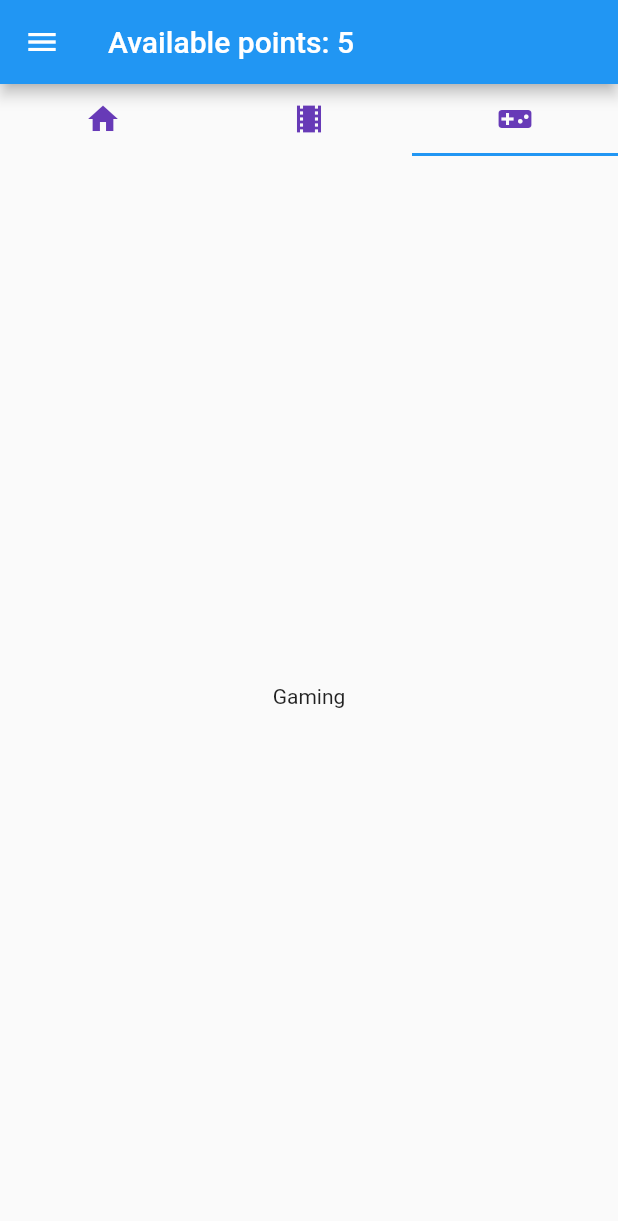
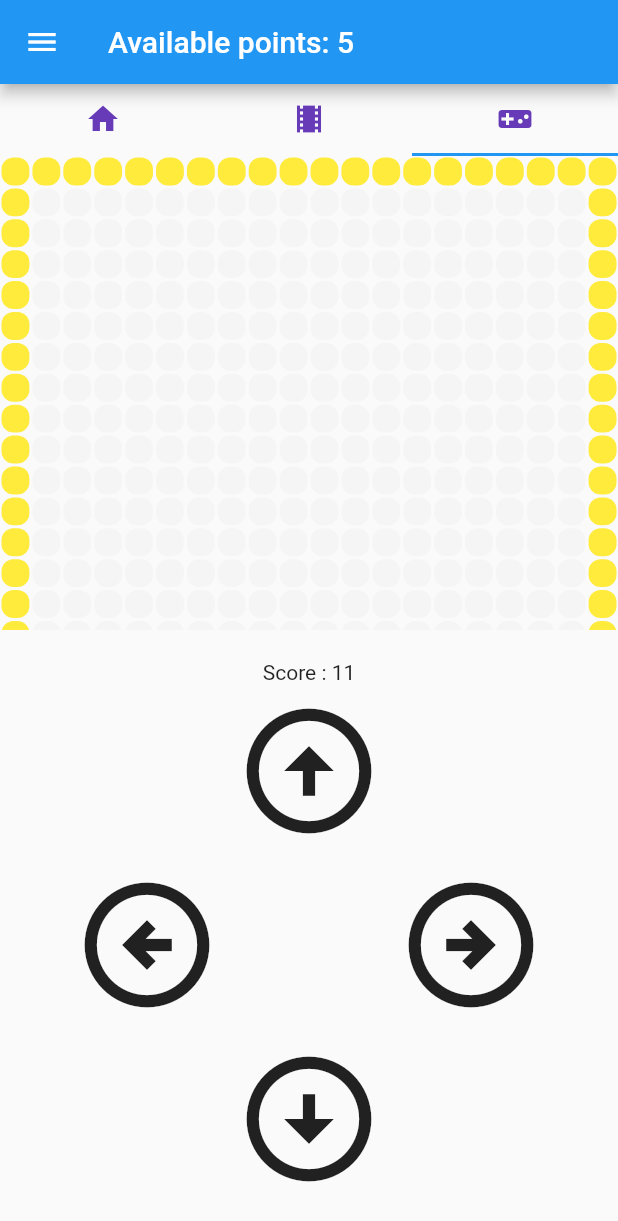
Before and after one commit to rishi-ravikumar/GUH-2023, a Flutter app: the screen it shows after launch, tab 3 chosen, on a phone screen of 412 x 824 dp. Shown: the top 1221 px of the screen. Run offline on Flutter 3.47's test engine with Material 2 defaults, Android fonts, the light colour scheme and no system bars; our stand-ins replace rflutter_alert, youtube_player_flutter; statements that could not run were skipped.

Commit message:
Game added

```diff
--- a/guh2023/lib/homepage.dart
+++ b/guh2023/lib/homepage.dart
@@ -3,6 +3,7 @@ import 'quizbrain.dart';
 import 'package:rflutter_alert/rflutter_alert.dart';
 import 'navbar.dart';
 import 'globals.dart';
+import 'snakegame.dart';
 
 String titletxt = "Available points: " + points.toString();
 
@@ -37,7 +38,7 @@ class HomePage extends StatelessWidget {
                 ),
                 Container(
                   child: Center(
-                    child: Text('Gaming'),
+                    child: SnakeGamePage(),
                   ),
                 ),
               ]))
--- /dev/null
+++ b/guh2023/lib/snakegame.dart
@@ -0,0 +1,214 @@
+import 'dart:async';
+import 'dart:math';
+
+import 'package:flutter/material.dart';
+
+class SnakeGamePage extends StatefulWidget {
+  const SnakeGamePage({super.key});
+
+  @override
+  State<SnakeGamePage> createState() => _SnakeGamePageState();
+}
+
+enum Direction { up, down, left, right }
+
+class _SnakeGamePageState extends State<SnakeGamePage> {
+  int row = 20, column = 20;
+  List<int> borderList = [];
+  List<int> snakePosition = [];
+  int snakeHead = 0;
+  int score = 11;
+  late Direction direction;
+  late int foodPoistion;
+
+  @override
+  void initState() {
+    startGame();
+    super.initState();
+  }
+
+  void startGame() {
+    makeBorder();
+    generateFood();
+    direction = Direction.right;
+    snakePosition = [45, 44, 43];
+    snakeHead = snakePosition.first;
+    Timer.periodic(const Duration(milliseconds: 300), (timer) {
+      updateSnake();
+      if (checkCollision()) {
+        timer.cancel();
+        showGameOverDialog();
+      }
+    });
+  }
+
+  void showGameOverDialog() {
+    showDialog(
+      context: context,
+      barrierDismissible: false,
+      builder: (context) {
+        return AlertDialog(
+          title: const Text("Game Over"),
+          content: const Text("Your snake collided!"),
+          actions: [
+            TextButton(
+                onPressed: () {
+                  Navigator.of(context).pop();
+                  startGame();
+                },
+                child: const Text("Restart"))
+          ],
+        );
+      },
+    );
+  }
+
+  bool checkCollision() {
+    //if snake collid with border
+    if (borderList.contains(snakeHead)) return true;
+    //if snake collid with itself
+    if (snakePosition.sublist(1).contains(snakeHead)) return true;
+    return false;
+  }
+
+  void generateFood() {
+    foodPoistion = Random().nextInt(row * column);
+    if (borderList.contains(foodPoistion)) {
+      generateFood();
+    }
+  }
+
+  void updateSnake() {
+    setState(() {
+      switch (direction) {
+        case Direction.up:
+          snakePosition.insert(0, snakeHead - column);
+          break;
+        case Direction.down:
+          snakePosition.insert(0, snakeHead + column);
+          break;
+        case Direction.right:
+          snakePosition.insert(0, snakeHead + 1);
+          break;
+        case Direction.left:
+          snakePosition.insert(0, snakeHead - 1);
+          break;
+      }
+    });
+
+    if (snakeHead == foodPoistion) {
+      score++;
+      generateFood();
+    } else {
+      snakePosition.removeLast();
+    }
+
+    snakeHead = snakePosition.first;
+  }
+
+  @override
+  Widget build(BuildContext context) {
+    return Scaffold(
+      body: Column(
+        children: [Expanded(child: _buildGameView()), _buildGameControls()],
+      ),
+    );
+  }
+
+  Widget _buildGameView() {
+    return GridView.builder(
+      gridDelegate:
+          SliverGridDelegateWithFixedCrossAxisCount(crossAxisCount: column),
+      itemBuilder: (context, index) {
+        return Container(
+          margin: const EdgeInsets.all(1),
+          decoration: BoxDecoration(
+              borderRadius: BorderRadius.circular(8),
+              color: fillBoxColor(index)),
+        );
+      },
+      itemCount: row * column,
+    );
+  }
+
+  Widget _buildGameControls() {
+    return Container(
+      padding: const EdgeInsets.all(20),
+      width: double.infinity,
+      child: Column(
+        mainAxisAlignment: MainAxisAlignment.center,
+        children: [
+          Text("Score : $score"),
+          IconButton(
+            onPressed: () {
+              if (direction != Direction.down) direction = Direction.up;
+            },
+            icon: const Icon(Icons.arrow_circle_up),
+            iconSize: 100,
+          ),
+          Row(
+            mainAxisAlignment: MainAxisAlignment.center,
+            children: [
+              IconButton(
+                onPressed: () {
+                  if (direction != Direction.right) direction = Direction.left;
+                },
+                icon: const Icon(Icons.arrow_circle_left_outlined),
+                iconSize: 100,
+              ),
+              const SizedBox(width: 100),
+              IconButton(
+                onPressed: () {
+                  if (direction != Direction.left) direction = Direction.right;
+                },
+                icon: const Icon(Icons.arrow_circle_right_outlined),
+                iconSize: 100,
+              ),
+            ],
+          ),
+          IconButton(
+            onPressed: () {
+              if (direction != Direction.up) direction = Direction.down;
+            },
+            icon: const Icon(Icons.arrow_circle_down_outlined),
+            iconSize: 100,
+          ),
+        ],
+      ),
+    );
+  }
+
+  Color fillBoxColor(int index) {
+    if (borderList.contains(index))
+      return Colors.yellow;
+    else {
+      if (snakePosition.contains(index)) {
+        if (snakeHead == index) {
+          return Colors.green;
+        } else {
+          return Colors.white.withOpacity(0.9);
+        }
+      } else {
+        if (index == foodPoistion) {
+          return Colors.red;
+        }
+      }
+    }
+    return Colors.grey.withOpacity(0.05);
+  }
+
+  makeBorder() {
+    for (int i = 0; i < column; i++) {
+      if (!borderList.contains(i)) borderList.add(i);
+    }
+    for (int i = 0; i < row * column; i = i + column) {
+      if (!borderList.contains(i)) borderList.add(i);
+    }
+    for (int i = column - 1; i < row * column; i = i + column) {
+      if (!borderList.contains(i)) borderList.add(i);
+    }
+    for (int i = (row * column) - column; i < row * column; i = i + 1) {
+      if (!borderList.contains(i)) borderList.add(i);
+    }
+  }
+}
```
